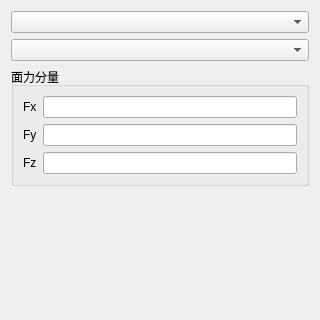
This is plugins/Base_PhysicalField/FaceLoadPage.ui in asd977/base_cae as Qt 5 draws it before an edit. The edited form follows.
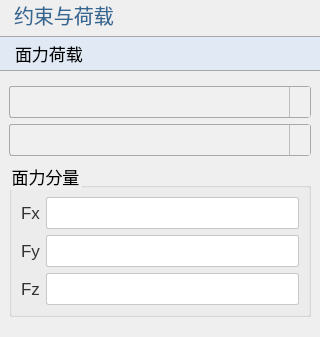
This is the edited form. Icons and pictures are not drawn.

Commit message: style: use existing arrow assets and remove custom svg files

```diff
--- a/plugins/Base_PhysicalField/FaceLoadPage.ui
+++ b/plugins/Base_PhysicalField/FaceLoadPage.ui
@@ -13,7 +13,143 @@
   <property name="windowTitle">
    <string>面力荷载</string>
   </property>
+  <property name="styleSheet">
+   <string notr="true">QWidget{
+font-family: &quot;Microsoft YaHei&quot;, &quot;微软雅黑&quot;;
+}
+QPushButton {
+    font-size: 17px;
+    min-height: 32px;
+}
+QPushButton#pushButton {
+    background-color: rgb(224, 233, 244);
+    border-width: 1px;
+    border-color: rgb(121, 121, 121);
+    border-style: solid;
+    min-height: 33px;
+    border-top: 1px solid rgb(169, 169, 169);
+    border-bottom: 1px solid rgb(169, 169, 169);
+    border-left: none;
+    border-right: none;
+    text-align: left;
+    padding-left: 15px;
+    font-size: 17px;
+}
+QLabel {
+    font-size: 17px;
+    color: rgb(51, 51, 51);
+}
+QLabel#pageNameLabel {
+    font-size: 20px;
+    padding-left: 9px;
+    color: rgb(53, 103, 147);
+}
+QLineEdit, QTextEdit, QPlainTextEdit, QSpinBox, QDoubleSpinBox, QDateTimeEdit {
+    border: 1px solid rgb(200, 200, 200);
+    border-radius: 2px;
+    font-size: 17px;
+    min-height: 30px;
+}
+QLineEdit:focus, QTextEdit:focus, QPlainTextEdit:focus,
+QSpinBox:focus, QDoubleSpinBox:focus, QDateTimeEdit:focus {
+    border-color: rgb(100, 100, 255);
+    outline: none;
+}
+QComboBox {
+    font-size: 17px;
+    color: rgb(51, 51, 51);
+    padding-left: 6px;
+    background: rgb(240, 240, 240);
+    border: 1px solid rgb(169, 169, 169);
+    border-radius: 3px;
+    min-height: 30px;
+}
+QComboBox::drop-down {
+    subcontrol-origin: padding;
+    subcontrol-position: top right;
+    width: 20px;
+    background: rgb(240, 240, 240);
+    border-left: 1px solid rgb(190, 190, 190);
+}
+QComboBox::down-arrow {
+    image: url(:/resources/down_arrow.png);
+    width: 12px;
+    height: 12px;
+}
+QSpinBox::up-button, QDoubleSpinBox::up-button {
+    subcontrol-origin: border;
+    subcontrol-position: top right;
+    width: 18px;
+    border-left: 1px solid rgb(190, 190, 190);
+    border-bottom: 1px solid rgb(210, 210, 210);
+    background: rgb(240, 240, 240);
+}
+QSpinBox::down-button, QDoubleSpinBox::down-button {
+    subcontrol-origin: border;
+    subcontrol-position: bottom right;
+    width: 18px;
+    border-left: 1px solid rgb(190, 190, 190);
+    background: rgb(240, 240, 240);
+}
+QSpinBox::up-arrow, QDoubleSpinBox::up-arrow {
+    image: url(:/resources/up_arrow.png);
+    width: 10px;
+    height: 10px;
+}
+QSpinBox::down-arrow, QDoubleSpinBox::down-arrow {
+    image: url(:/resources/down_arrow.png);
+    width: 10px;
+    height: 10px;
+}
+QRadioButton, QCheckBox, QGroupBox {
+    font-size: 17px;
+}
+QTableWidget, QTreeWidget, QListWidget {
+    font-size: 16px;
+    gridline-color: rgb(210, 210, 210);
+}
+
+</string>
+  </property>
   <layout class="QVBoxLayout" name="verticalLayout">
+   <property name="leftMargin">
+    <number>0</number>
+   </property>
+   <property name="topMargin">
+    <number>0</number>
+   </property>
+   <property name="rightMargin">
+    <number>0</number>
+   </property>
+   <item>
+    <widget class="QLabel" name="pageNameLabel">
+     <property name="sizePolicy">
+      <sizepolicy hsizetype="Preferred" vsizetype="Fixed">
+       <horstretch>0</horstretch>
+       <verstretch>0</verstretch>
+      </sizepolicy>
+     </property>
+     <property name="text">
+      <string>约束与荷载</string>
+     </property>
+    </widget>
+   </item>
+   <item>
+    <widget class="QPushButton" name="pushButton">
+     <property name="sizePolicy">
+      <sizepolicy hsizetype="Ignored" vsizetype="Fixed">
+       <horstretch>0</horstretch>
+       <verstretch>0</verstretch>
+      </sizepolicy>
+     </property>
+     <property name="text">
+      <string>面力荷载</string>
+     </property>
+    </widget>
+   </item>
+   <item>
+    <widget class="QWidget" name="contentWidget" native="true">
+     <layout class="QVBoxLayout" name="contentLayout">
    <item>
     <widget class="QComboBox" name="comboBoxDim"/>
    </item>
@@ -58,7 +194,10 @@
       </item>
      </layout>
     </widget>
+   </item>     </layout>
+    </widget>
    </item>
+
    <item>
     <spacer name="verticalSpacer">
      <property name="orientation">
```
The commit also changes 42 other files.
